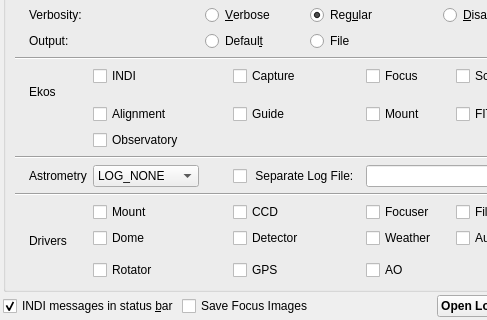
KDE/kstars, file kstars/ekos/auxiliary/opslogs.ui: the form before one commit; both pictures show x 0 to 487 and y 110 to 430 of the 592 by 430 pixel window.
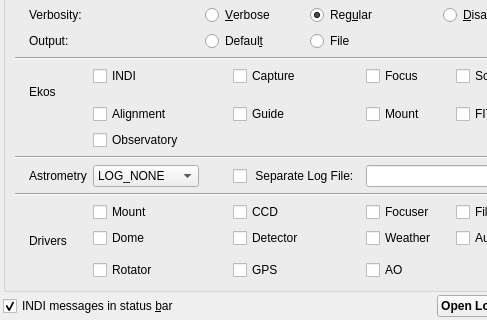
The form after the commit. Icons and pictures are not drawn.

Commit message:
Add developer options tab, add option to save internal guider images.
Two things:
- add a new KStars Options tab called developer, for things users probably don't want to do
- add a logging option to that developer tab to save internal guider images. This, of course, would not be used regularly but only when debugging guider issues.
- moved the option to save focus images from the logging menu and into the developer options tab.

As part of this, I needed an icon for the developer tab. I drew the image of the hammer.

```diff
--- a/kstars/ekos/auxiliary/opslogs.ui
+++ b/kstars/ekos/auxiliary/opslogs.ui
@@ -507,16 +507,6 @@
        </property>
       </widget>
      </item>
-     <item>
-      <widget class="QCheckBox" name="kcfg_SaveFocusImages">
-       <property name="toolTip">
-        <string>&lt;html&gt;&lt;head/&gt;&lt;body&gt;&lt;p&gt;Save autofocus frames. Only enable to troubleshoot autofocus by examining frames. This can consume a lot of storage space.&lt;/p&gt;&lt;/body&gt;&lt;/html&gt;</string>
-       </property>
-       <property name="text">
-        <string>Save Focus Images</string>
-       </property>
-      </widget>
-     </item>
      <item>
       <spacer name="horizontalSpacer_8">
        <property name="orientation">
```
The commit also changes 10 other files.
